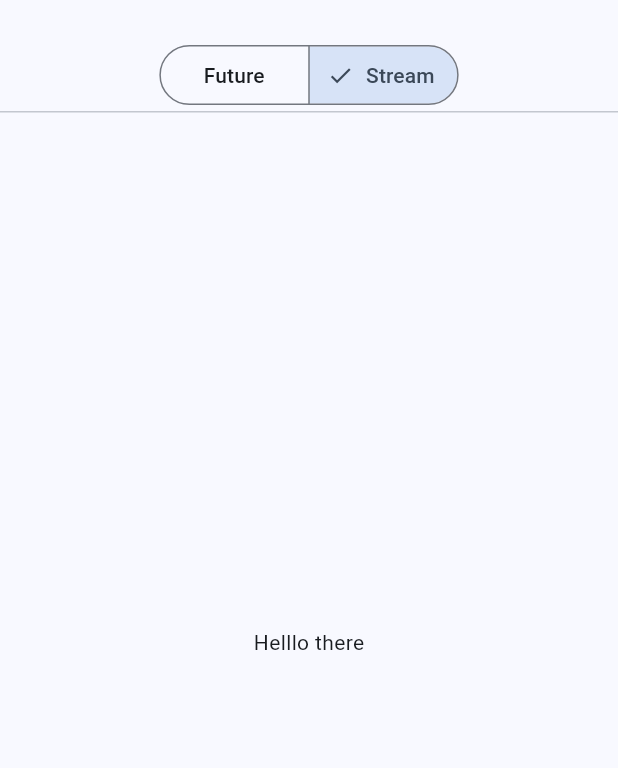
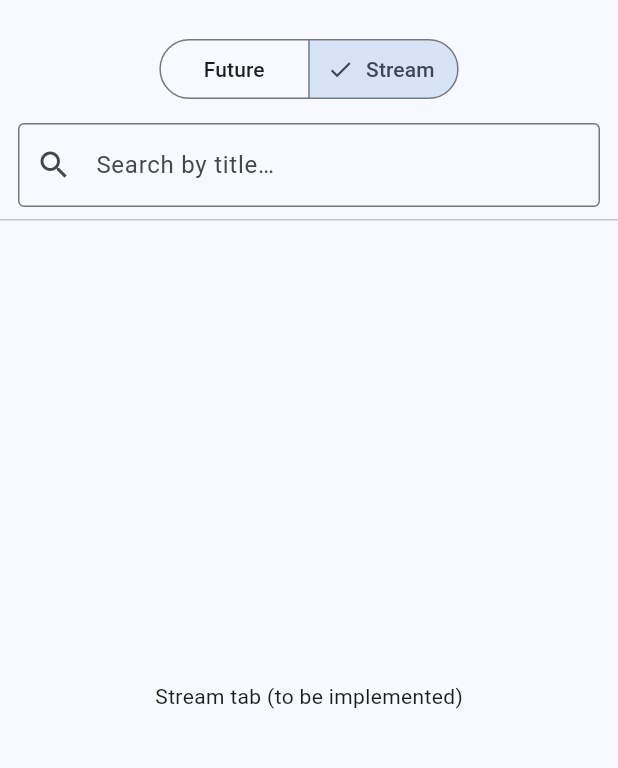
Before and after one commit to RISHI-SONI345/cyber-point-assignment, a Flutter app: the screen it shows after launch, after a tap on "Stream", on a phone screen of 412 x 824 dp, the part 63-831 px from its top. Run offline on Flutter 3.47's test engine with Material 3 defaults, Android fonts, the phone set to English and light mode, and no system bars; network calls fail.

Commit message:
infinite scroll with future

```diff
--- /dev/null
+++ b/lib/providers/products_provider.dart
@@ -0,0 +1,95 @@
+import 'package:flutter/foundation.dart';
+import '../models/product.dart';
+import '../services/products_repo.dart';
+
+class FutureProductsProvider extends ChangeNotifier {
+  FutureProductsProvider(this._repo);
+
+  final ProductsRepository _repo;
+
+  final List<Product> _items = <Product>[];
+  List<Product> get items => List.unmodifiable(
+    _searchQuery.isEmpty
+        ? _items
+        : _items
+            .where(
+              (p) => p.title.toLowerCase().contains(_searchQuery.toLowerCase()),
+            )
+            .toList(),
+  );
+
+  bool _initialLoading = false;
+  bool get initialLoading => _initialLoading;
+
+  bool _loadingMore = false;
+  bool get loadingMore => _loadingMore;
+
+  bool _hasMore = true;
+  bool get hasMore => _hasMore;
+
+  String? _error;
+  String? get error => _error;
+
+  String _searchQuery = '';
+  String get searchQuery => _searchQuery;
+
+  Future<void> loadFirstPage() async {
+    if (_initialLoading) return;
+    _initialLoading = true;
+    _error = null;
+    _items.clear();
+    _hasMore = true;
+    notifyListeners();
+    try {
+      final page = await _repo.getPage(skip: 0);
+      _items.addAll(page);
+      _hasMore = page.length == 10;
+    } catch (e) {
+      _error = e.toString();
+    } finally {
+      _initialLoading = false;
+      notifyListeners();
+    }
+  }
+
+  Future<void> loadMore() async {
+    debugPrint('[Provider] loadMore called');
+    if (_loadingMore || !_hasMore || _initialLoading) {
+      debugPrint(
+        '[Provider] loadMore skipped: '
+        'loadingMore=$_loadingMore, hasMore=$_hasMore, initialLoading=$_initialLoading',
+      );
+      return;
+    }
+
+    _loadingMore = true;
+    notifyListeners();
+    debugPrint('[Provider] Requesting page starting at skip=${_items.length}');
+
+    try {
+      final page = await _repo.getPage(skip: _items.length);
+      debugPrint('[Provider] Received ${page.length} items');
+      _items.addAll(page);
+      _hasMore = page.length == 10;
+      debugPrint(
+        '[Provider] New items total=${_items.length}, hasMore=$_hasMore',
+      );
+    } catch (e) {
+      debugPrint('[Provider] Error during loadMore: $e');
+      _error = e.toString();
+    } finally {
+      _loadingMore = false;
+      notifyListeners();
+    }
+  }
+
+  Future<void> refreshAll() async {
+    // Pull-to-refresh resets to first page
+    await loadFirstPage();
+  }
+
+  void setSearchQuery(String query) {
+    _searchQuery = query;
+    notifyListeners();
+  }
+}
--- a/lib/screens/products_screen.dart
+++ b/lib/screens/products_screen.dart
@@ -1,4 +1,12 @@
 import 'package:flutter/material.dart';
+import 'package:provider/provider.dart';
+import '../providers/products_provider.dart';
+import '../services/products_api.dart';
+import '../services/products_repo.dart';
+import '../utils/debouncer.dart';
+import '../widgets/product_row.dart';
+import '../widgets/states.dart';
+import 'product_detail.dart';
 
 class ProductsScreen extends StatefulWidget {
   const ProductsScreen({super.key});
@@ -8,15 +16,73 @@ class ProductsScreen extends StatefulWidget {
 }
 
 class _ProductsScreenState extends State<ProductsScreen> {
-  int _modeIndex = 0; // 0 = Future, 1 = Stream (wired in later)
+  int _modeIndex = 0; // 0 = Future, 1 = Stream
+  final _scroll = ScrollController();
+  late final Debouncer _debouncer;
+  TextEditingController? _searchCtl;
+
+  @override
+  void initState() {
+    super.initState();
+    _debouncer = Debouncer(const Duration(milliseconds: 350));
+    _searchCtl = TextEditingController();
+  }
+
+  @override
+  void dispose() {
+    _scroll.dispose();
+    _debouncer.dispose();
+    _searchCtl?.dispose();
+    super.dispose();
+  }
+
+  void _onScroll() {
+    if (!_scroll.hasClients) {
+      debugPrint('[Scroll] No clients attached to controller yet');
+      return;
+    }
+
+    final prov = context.read<FutureProductsProvider?>();
+    if (_modeIndex != 0) {
+      debugPrint('[Scroll] Ignored because current mode is Stream');
+      return;
+    }
+    if (prov == null) {
+      debugPrint('[Scroll] Provider is null');
+      return;
+    }
+    if (prov.loadingMore) {
+      debugPrint('[Scroll] Already loading more, skipping');
+      return;
+    }
+
+    debugPrint(
+      '[Scroll] extentAfter=${_scroll.position.extentAfter}, pixels=${_scroll.position.pixels}, max=${_scroll.position.maxScrollExtent}',
+    );
+
+    if (_scroll.position.extentAfter < 300) {
+      debugPrint('[Scroll] Triggering loadMore()');
+      prov.loadMore();
+    }
+  }
 
   @override
   Widget build(BuildContext context) {
-    return Scaffold(
+    return MultiProvider(
+      providers: [
+        Provider(create: (_) => ProductsRepository(ProductsApi())),
+        ChangeNotifierProvider(
+          create:
+              (ctx) =>
+                  FutureProductsProvider(ctx.read<ProductsRepository>())
+                    ..loadFirstPage(),
+        ),
+      ],
+      child: Scaffold(
         appBar: AppBar(title: const Text('Products Explorer')),
         body: Column(
           children: [
-          const SizedBox(height: 12),
+            const SizedBox(height: 8),
             SegmentedButton<int>(
               segments: const [
                 ButtonSegment(value: 0, label: Text('Future')),
@@ -25,10 +91,123 @@ class _ProductsScreenState extends State<ProductsScreen> {
               selected: {_modeIndex},
               onSelectionChanged: (s) => setState(() => _modeIndex = s.first),
             ),
+            Padding(
+              padding: const EdgeInsets.fromLTRB(12, 12, 12, 8),
+              child: TextField(
+                controller: _searchCtl,
+                decoration: const InputDecoration(
+                  hintText: 'Search by title…',
+                  prefixIcon: Icon(Icons.search),
+                  border: OutlineInputBorder(),
+                ),
+                onChanged: (txt) {
+                  _debouncer.run(() {
+                    if (_modeIndex == 0) {
+                      context.read<FutureProductsProvider>().setSearchQuery(
+                        txt,
+                      );
+                    } else {
+                      // handled in Commit 4 (stream)
+                    }
+                  });
+                },
+              ),
+            ),
             const Divider(height: 1),
-          const Expanded(child: Center(child: Text('Helllo there'))),
+            Expanded(
+              child:
+                  _modeIndex == 0
+                      ? _FutureListView(
+                        scrollController: _scroll,
+                      ) // <-- pass it
+                      : const Center(
+                        child: Text('Stream tab (to be implemented)'),
+                      ),
+            ),
           ],
+        ),
       ),
     );
   }
 }
+
+class _FutureListView extends StatefulWidget {
+  const _FutureListView({required this.scrollController});
+  final ScrollController scrollController;
+
+  @override
+  State<_FutureListView> createState() => _FutureListViewState();
+}
+
+class _FutureListViewState extends State<_FutureListView> {
+  @override
+  void initState() {
+    super.initState();
+    widget.scrollController.addListener(_onChildScroll);
+  }
+
+  @override
+  void dispose() {
+    widget.scrollController.removeListener(_onChildScroll);
+    super.dispose();
+  }
+
+  void _onChildScroll() {
+    // This context is BELOW MultiProvider, so Provider is visible here.
+    final prov = context.read<FutureProductsProvider>();
+
+    // Guard + reliable bottom detection
+    if (!widget.scrollController.hasClients || prov.loadingMore) return;
+    final remaining = widget.scrollController.position.extentAfter;
+    // Debug
+    debugPrint('[ChildScroll] extentAfter=$remaining; hasMore=${prov.hasMore}');
+    if (remaining < 300) {
+      debugPrint('[ChildScroll] Triggering loadMore()');
+      prov.loadMore();
+    }
+  }
+
+  @override
+  Widget build(BuildContext context) {
+    final prov = context.watch<FutureProductsProvider>();
+    if (prov.initialLoading) return const FullScreenLoader();
+    if (prov.error != null && prov.items.isEmpty) {
+      return FullScreenError(message: prov.error!, onRetry: prov.loadFirstPage);
+    }
+    if (prov.items.isEmpty) {
+      return const FullScreenEmpty(message: 'No products found.');
+    }
+    final items = prov.items;
+
+    return RefreshIndicator(
+      onRefresh: () {
+        debugPrint('[UI] Pull-to-refresh');
+        return prov.refreshAll();
+      },
+      child: ListView.separated(
+        controller: widget.scrollController,
+        physics:
+            const AlwaysScrollableScrollPhysics(), // helps with short lists
+        itemCount: items.length + (prov.loadingMore ? 1 : 0),
+        separatorBuilder: (_, __) => const Divider(height: 1),
+        itemBuilder: (ctx, i) {
+          if (i >= items.length) {
+            debugPrint('[UI] Footer loader visible');
+            return const FooterLoader();
+          }
+          final p = items[i];
+          debugPrint('[UI] Render ${p.id} - ${p.title}');
+          return ProductRow(
+            product: p,
+            onTap:
+                () => Navigator.of(ctx).push(
+                  MaterialPageRoute(
+                    builder: (_) => ProductDetailScreen(product: p),
+                  ),
+                ),
+          );
+        },
+      ),
+    );
+  }
+}
--- a/lib/services/products_api.dart
+++ b/lib/services/products_api.dart
@@ -1,5 +1,6 @@
 import 'dart:convert';
 import 'dart:io';
+import 'package:flutter/cupertino.dart';
 import 'package:http/http.dart' as http;
 import '../models/product.dart';
 
@@ -11,14 +12,18 @@ class ProductsApi {
 
   Future<List<Product>> fetchPage({int limit = 10, required int skip}) async {
     final uri = Uri.parse('$_base/products?limit=$limit&skip=$skip');
+    debugPrint('[API] Fetching $uri');
     final res = await _client.get(uri);
+    debugPrint('[API] Status code: ${res.statusCode}');
     if (res.statusCode != 200) {
       throw HttpException('HTTP ${res.statusCode}');
     }
     final map = jsonDecode(res.body) as Map<String, dynamic>;
-    final list =
-        (map['products'] as List<dynamic>? ?? []).cast<Map<String, dynamic>>();
-    return list.map(Product.fromJson).toList(growable: false);
+    final products = (map['products'] as List).length;
+    debugPrint('[API] Response contains $products products');
+    return (map['products'] as List)
+        .map((e) => Product.fromJson(e as Map<String, dynamic>))
+        .toList(growable: false);
   }
 
   void close() {
--- /dev/null
+++ b/lib/utils/debouncer.dart
@@ -0,0 +1,14 @@
+import 'dart:async';
+
+class Debouncer {
+  Debouncer(this.duration);
+  final Duration duration;
+  Timer? _timer;
+
+  void run(void Function() action) {
+    _timer?.cancel();
+    _timer = Timer(duration, action);
+  }
+
+  void dispose() => _timer?.cancel();
+}
--- /dev/null
+++ b/lib/widgets/states.dart
@@ -0,0 +1,48 @@
+import 'package:flutter/material.dart';
+
+class FullScreenLoader extends StatelessWidget {
+  const FullScreenLoader({super.key});
+  @override
+  Widget build(BuildContext context) =>
+      const Center(child: CircularProgressIndicator());
+}
+
+class FullScreenError extends StatelessWidget {
+  const FullScreenError({
+    super.key,
+    required this.message,
+    required this.onRetry,
+  });
+  final String message;
+  final VoidCallback onRetry;
+
+  @override
+  Widget build(BuildContext context) {
+    return Center(
+      child: Column(
+        mainAxisSize: MainAxisSize.min,
+        children: [
+          Text(message, textAlign: TextAlign.center),
+          const SizedBox(height: 12),
+          FilledButton(onPressed: onRetry, child: const Text('Retry')),
+        ],
+      ),
+    );
+  }
+}
+
+class FullScreenEmpty extends StatelessWidget {
+  const FullScreenEmpty({super.key, required this.message});
+  final String message;
+  @override
+  Widget build(BuildContext context) => Center(child: Text(message));
+}
+
+class FooterLoader extends StatelessWidget {
+  const FooterLoader({super.key});
+  @override
+  Widget build(BuildContext context) => const Padding(
+    padding: EdgeInsets.symmetric(vertical: 16),
+    child: Center(child: CircularProgressIndicator()),
+  );
+}
```
Also changed, not shown: lib/screens/product_detail.dart (added, +58 -0 lines), lib/widgets/product_row.dart (added, +34 -0 lines). Lines whose indentation alone changed are shown as unchanged.
